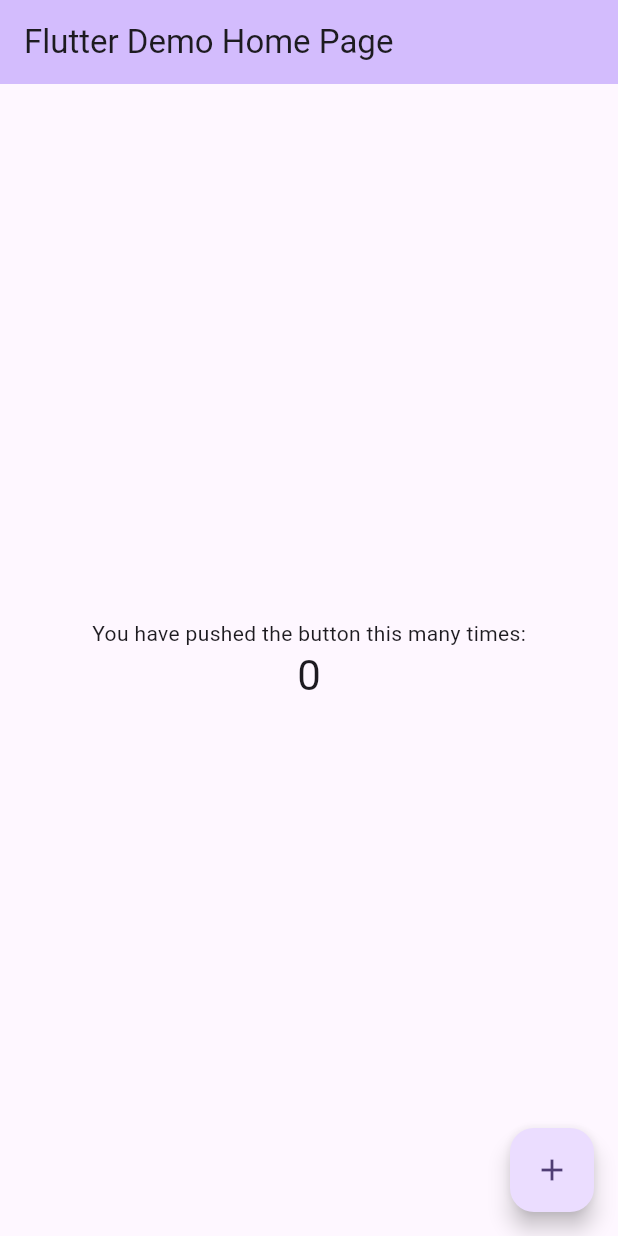
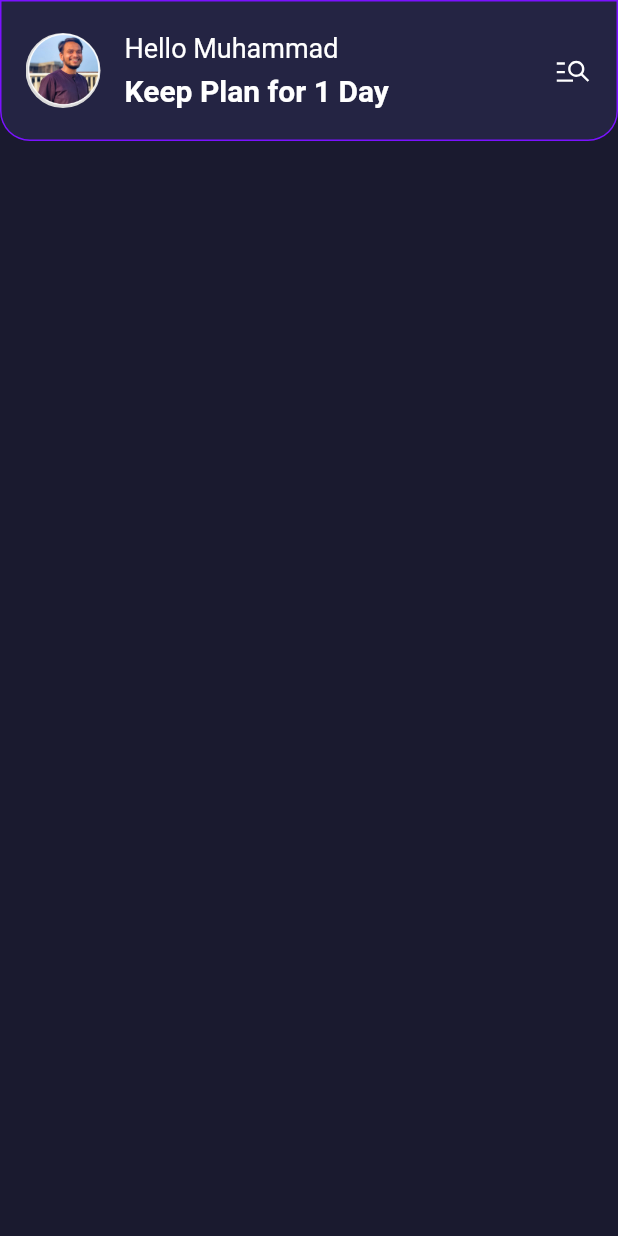
Before and after one commit to devmbilal/To-Do-App, a Flutter app: the screen it shows after launch, on a phone screen of 412 x 824 dp. Run offline on Flutter 3.47's test engine with Material 2 defaults, Android fonts, the phone set to English and light mode, and no system bars; our stand-ins replace firebase_core, flutter_svg; accounts and stored records are empty.

Commit message:
Home Upper Container Added

```diff
--- a/lib/main.dart
+++ b/lib/main.dart
@@ -1,125 +1,13 @@
 import 'package:flutter/material.dart';
+import 'package:to_do_app/screens/home/home_screen.dart';
+import 'package:to_do_app/theme/colors.dart';
 
 void main() {
-  runApp(const MyApp());
+  runApp(MaterialApp(
+    debugShowCheckedModeBanner: false,
+    theme: ThemeData(
+      scaffoldBackgroundColor: AppColors.background,
+    ),
+    home: const SafeArea(child: HomeScreen()),
+  ));
 }
-
-class MyApp extends StatelessWidget {
-  const MyApp({super.key});
-
-  // This widget is the root of your application.
-  @override
-  Widget build(BuildContext context) {
-    return MaterialApp(
-      title: 'Flutter Demo',
-      theme: ThemeData(
-        // This is the theme of your application.
-        //
-        // TRY THIS: Try running your application with "flutter run". You'll see
-        // the application has a blue toolbar. Then, without quitting the app,
-        // try changing the seedColor in the colorScheme below to Colors.green
-        // and then invoke "hot reload" (save your changes or press the "hot
-        // reload" button in a Flutter-supported IDE, or press "r" if you used
-        // the command line to start the app).
-        //
-        // Notice that the counter didn't reset back to zero; the application
-        // state is not lost during the reload. To reset the state, use hot
-        // restart instead.
-        //
-        // This works for code too, not just values: Most code changes can be
-        // tested with just a hot reload.
-        colorScheme: ColorScheme.fromSeed(seedColor: Colors.deepPurple),
-        useMaterial3: true,
-      ),
-      home: const MyHomePage(title: 'Flutter Demo Home Page'),
-    );
-  }
-}
-
-class MyHomePage extends StatefulWidget {
-  const MyHomePage({super.key, required this.title});
-
-  // This widget is the home page of your application. It is stateful, meaning
-  // that it has a State object (defined below) that contains fields that affect
-  // how it looks.
-
-  // This class is the configuration for the state. It holds the values (in this
-  // case the title) provided by the parent (in this case the App widget) and
-  // used by the build method of the State. Fields in a Widget subclass are
-  // always marked "final".
-
-  final String title;
-
-  @override
-  State<MyHomePage> createState() => _MyHomePageState();
-}
-
-class _MyHomePageState extends State<MyHomePage> {
-  int _counter = 0;
-
-  void _incrementCounter() {
-    setState(() {
-      // This call to setState tells the Flutter framework that something has
-      // changed in this State, which causes it to rerun the build method below
-      // so that the display can reflect the updated values. If we changed
-      // _counter without calling setState(), then the build method would not be
-      // called again, and so nothing would appear to happen.
-      _counter++;
-    });
-  }
-
-  @override
-  Widget build(BuildContext context) {
-    // This method is rerun every time setState is called, for instance as done
-    // by the _incrementCounter method above.
-    //
-    // The Flutter framework has been optimized to make rerunning build methods
-    // fast, so that you can just rebuild anything that needs updating rather
-    // than having to individually change instances of widgets.
-    return Scaffold(
-      appBar: AppBar(
-        // TRY THIS: Try changing the color here to a specific color (to
-        // Colors.amber, perhaps?) and trigger a hot reload to see the AppBar
-        // change color while the other colors stay the same.
-        backgroundColor: Theme.of(context).colorScheme.inversePrimary,
-        // Here we take the value from the MyHomePage object that was created by
-        // the App.build method, and use it to set our appbar title.
-        title: Text(widget.title),
-      ),
-      body: Center(
-        // Center is a layout widget. It takes a single child and positions it
-        // in the middle of the parent.
-        child: Column(
-          // Column is also a layout widget. It takes a list of children and
-          // arranges them vertically. By default, it sizes itself to fit its
-          // children horizontally, and tries to be as tall as its parent.
-          //
-          // Column has various properties to control how it sizes itself and
-          // how it positions its children. Here we use mainAxisAlignment to
-          // center the children vertically; the main axis here is the vertical
-          // axis because Columns are vertical (the cross axis would be
-          // horizontal).
-          //
-          // TRY THIS: Invoke "debug painting" (choose the "Toggle Debug Paint"
-          // action in the IDE, or press "p" in the console), to see the
-          // wireframe for each widget.
-          mainAxisAlignment: MainAxisAlignment.center,
-          children: <Widget>[
-            const Text(
-              'You have pushed the button this many times:',
-            ),
-            Text(
-              '$_counter',
-              style: Theme.of(context).textTheme.headlineMedium,
-            ),
-          ],
-        ),
-      ),
-      floatingActionButton: FloatingActionButton(
-        onPressed: _incrementCounter,
-        tooltip: 'Increment',
-        child: const Icon(Icons.add),
-      ), // This trailing comma makes auto-formatting nicer for build methods.
-    );
-  }
-}
--- /dev/null
+++ b/lib/screens/home/home_screen.dart
@@ -0,0 +1,26 @@
+import 'package:flutter/material.dart';
+import 'package:flutter_svg/flutter_svg.dart';
+import '../../../theme/colors.dart';
+import '../../../theme/typography.dart';
+import '../../../utils/assets.dart';
+part 'widgets/_upper_container.dart';
+
+class HomeScreen extends StatefulWidget {
+  const HomeScreen({super.key});
+
+  @override
+  State<HomeScreen> createState() => _HomeScreenState();
+}
+
+class _HomeScreenState extends State<HomeScreen> {
+  @override
+  Widget build(BuildContext context) {
+    return const Scaffold(
+      body: Column(
+        children: [
+          _HomeUpperContainer(),
+        ],
+      ),
+    );
+  }
+}
--- /dev/null
+++ b/lib/screens/home/widgets/_upper_container.dart
@@ -0,0 +1,53 @@
+part of '../home_screen.dart';
+
+class _HomeUpperContainer extends StatelessWidget {
+  const _HomeUpperContainer();
+
+  @override
+  Widget build(BuildContext context) {
+    return Container(
+      width: double.infinity,
+      height: 94,
+      decoration: const BoxDecoration(
+        color: AppColors.purple,
+        borderRadius: BorderRadius.only(
+          bottomLeft: Radius.circular(20),
+          bottomRight: Radius.circular(20),
+        ),
+        border: Border(
+          left: BorderSide(color: AppColors.lightPurple),
+          top: BorderSide(color: AppColors.lightPurple),
+          right: BorderSide(color: AppColors.lightPurple),
+          bottom: BorderSide(color: AppColors.lightPurple),
+        ),
+      ),
+      child: Center(
+        child: ListTile(
+          leading: Container(
+            width: 50,
+            height: 50,
+            decoration: const ShapeDecoration(
+              image: DecorationImage(
+                  image: AssetImage(StaticAssets.profile), fit: BoxFit.fill),
+              shape: OvalBorder(),
+            ),
+          ),
+          title: const Padding(
+            padding: EdgeInsets.only(bottom: 6.0),
+            child: Text(
+              'Hello Muhammad',
+              style: AppText.s3,
+            ),
+          ),
+          subtitle: const Text(
+            'Keep Plan for 1 Day',
+            style: AppText.s4,
+          ),
+          trailing: SvgPicture.asset(
+            StaticAssets.search,
+          ),
+        ),
+      ),
+    );
+  }
+}
--- /dev/null
+++ b/lib/theme/colors.dart
@@ -0,0 +1,9 @@
+import 'package:flutter/material.dart';
+
+class AppColors {
+  static const background = Color(0xFF1A1A2F);
+  static const purple = Color(0xFF242443);
+  static const white = Colors.white;
+  static const lightPurple = Color(0xFF7A12FF);
+  static const text = Color(0xFF777E99);
+}
--- /dev/null
+++ b/lib/theme/spaces.dart
@@ -0,0 +1,18 @@
+import 'package:flutter/material.dart';
+
+class Spaces {
+  static const y = SizedBox(height: 4);
+  static const y1 = SizedBox(height: 25);
+  static const y2 = SizedBox(height: 30);
+
+  static const x = SizedBox(width: 10);
+  static const x1 = SizedBox(width: 15);
+  static const x2 = SizedBox(width: 20);
+
+  // paddings
+
+  static const p1 = EdgeInsets.only(top: 20, left: 20, right: 20);
+  // border radius
+
+  // ...
+}
--- /dev/null
+++ b/lib/theme/typography.dart
@@ -0,0 +1,31 @@
+import 'package:flutter/material.dart';
+import 'package:to_do_app/theme/colors.dart';
+
+class AppText {
+  static const s1 = TextStyle(
+    color: AppColors.text,
+    fontSize: 12,
+    fontFamily: 'Roboto',
+    fontWeight: FontWeight.w400,
+  );
+
+  static const s2 = TextStyle(
+    color: AppColors.white,
+    fontSize: 14,
+    fontFamily: 'Roboto',
+    fontWeight: FontWeight.w500,
+  );
+
+  static const s3 = TextStyle(
+    color: AppColors.white,
+    fontSize: 18,
+    fontFamily: 'Roboto',
+    fontWeight: FontWeight.w400,
+  );
+  static const s4 = TextStyle(
+    color: AppColors.white,
+    fontSize: 20,
+    fontFamily: 'Roboto',
+    fontWeight: FontWeight.w700,
+  );
+}
--- /dev/null
+++ b/lib/utils/assets.dart
@@ -0,0 +1,15 @@
+class StaticAssets {
+  // images
+  static const String profile = 'assets/images/profile.png';
+
+  // icons
+  static const String add = 'assets/icons/profile.svg';
+  static const String calendar = 'assets/icons/calendar.svg';
+  static const String darrow = 'assets/icons/arrow.svg';
+  static const String dataset = 'assets/icons/dataset.svg';
+  static const String person = 'assets/icons/person.svg';
+  static const String search = 'assets/icons/search.svg';
+  static const String task = 'assets/icons/task.svg';
+
+  // utils
+}
```
Also changed, not shown: pubspec.yaml (+8 -8 lines), assets/icons/add.svg (added), assets/icons/calendar.svg (added), assets/icons/darrow.svg (added), assets/icons/dataset.svg (added), assets/icons/person.svg (added), assets/icons/search.svg (added), assets/icons/task.svg (added), assets/images/profile.png (added), lib/constants/constants.dart (added), pubspec.lock, 1 other file.
